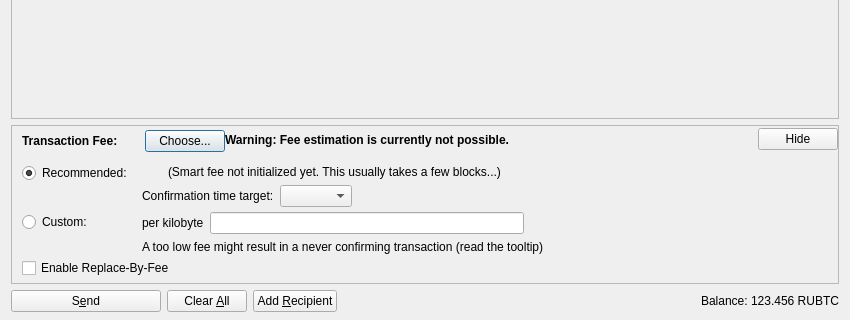
Qt form src/qt/forms/sendcoinsdialog.ui (nationalbitcoin/russianbitcoin) before a commit; both pictures show x 0 to 850 and y 206 to 526 of the 850 by 526 pixel window.
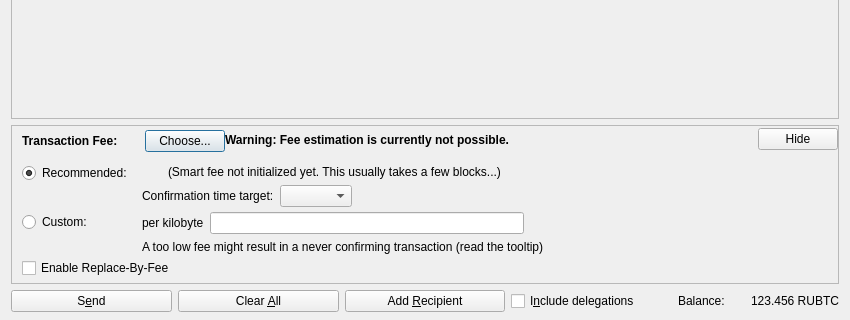
The same form after that commit. Icons and pictures are not drawn. Custom widgets are drawn as their Qt base class.

```diff
--- a/src/qt/forms/sendcoinsdialog.ui
+++ b/src/qt/forms/sendcoinsdialog.ui
@@ -1172,17 +1172,14 @@
       </widget>
      </item>
      <item>
-      <spacer name="horizontalSpacer">
-       <property name="orientation">
-        <enum>Qt::Horizontal</enum>
+      <widget class="QCheckBox" name="checkboxIncludeDelegations">
+       <property name="toolTip">
+        <string>When calculating the available balance, take into account delegations also. If unchecked, the available balance will reflect only the coins currently in the wallet.</string>
        </property>
-       <property name="sizeHint" stdset="0">
-        <size>
-         <width>40</width>
-         <height>20</height>
-        </size>
+       <property name="text">
+        <string>I&amp;nclude delegations</string>
        </property>
-      </spacer>
+      </widget>
      </item>
      <item>
       <layout class="QHBoxLayout" name="horizontalLayout_2">
```
